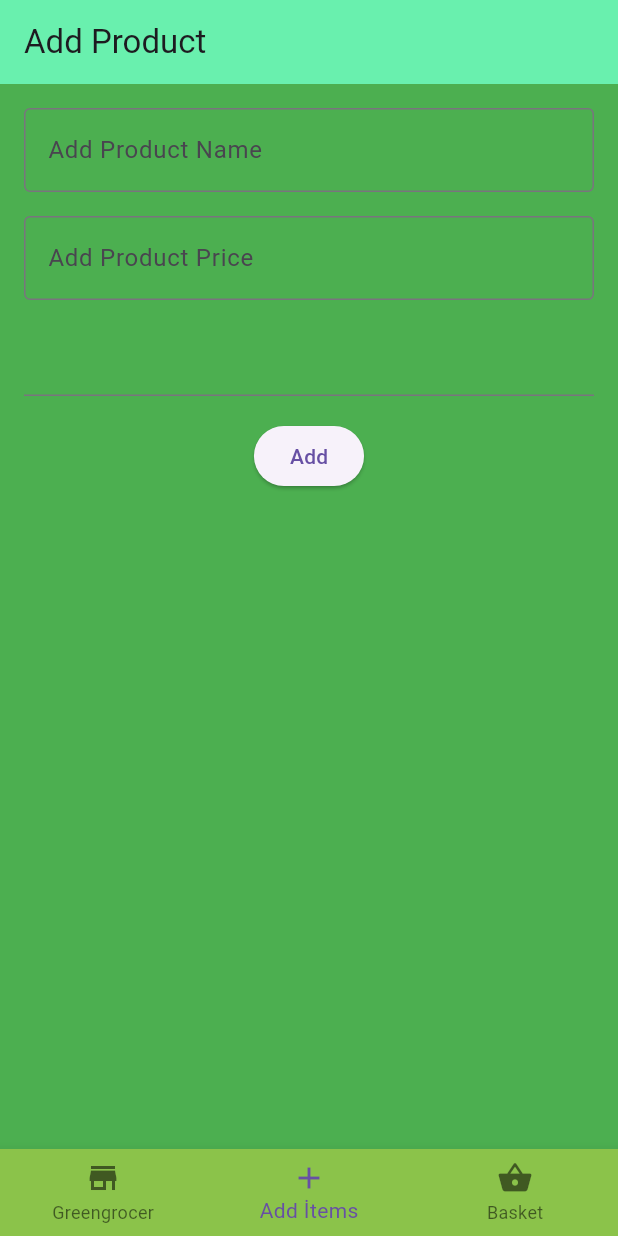
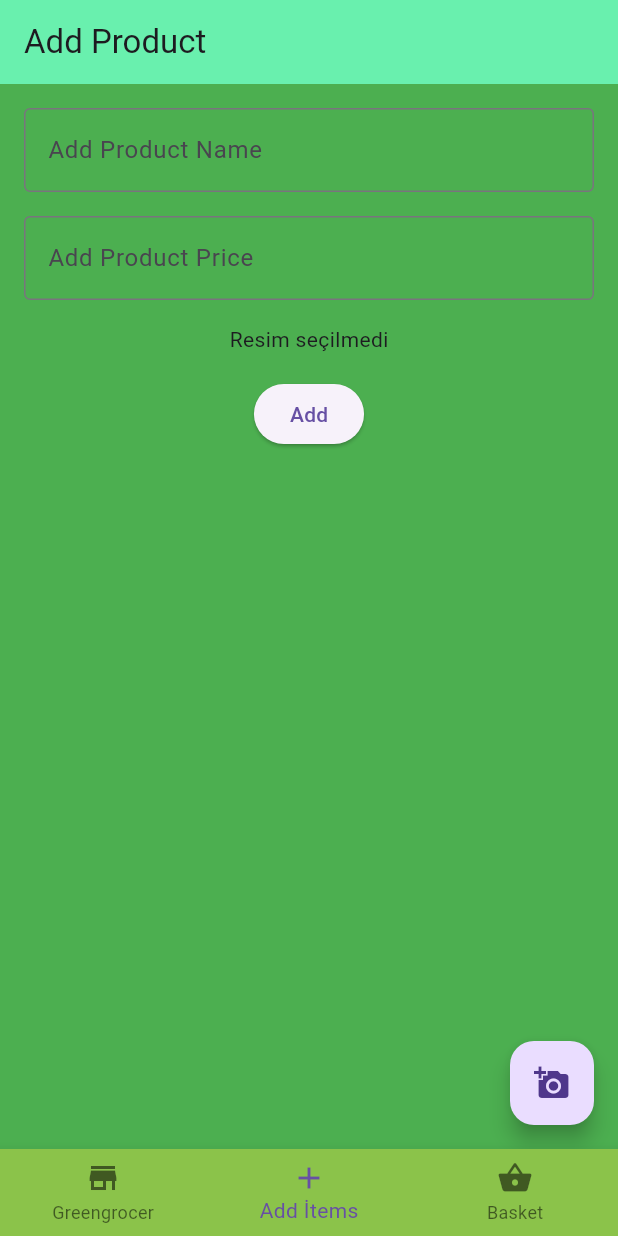
Before and after one commit to Atarapa0/Flutter_example_10_greengrocer, a Flutter app: the screen it shows after launch, item 2 of the bottom bar chosen, after a tap on "Add", on a phone screen of 412 x 824 dp. Run offline on Flutter 3.47's test engine with Material 3 defaults, Android fonts, the phone set to English and light mode, and no system bars; our stand-ins replace go_router, image_picker.

Commit message:
feat: Implement image picking and saving for new products
This commit introduces image handling functionality to the "Add Product" page and adjusts the UI on the "Greengrocer" page.

- **`AddItems` page:**
    - Adds functionality to pick an image from the gallery using `image_picker`.
    - Saves the selected image to the application's local documents directory using `path_provider`.
    - The path of the saved image is then associated with the new product.
    - Displays a preview of the selected image on the page.
    - Includes a `FloatingActionButton` to trigger the image picking process.
    - The `imgUrl` for a new product is now derived from the path of the saved image instead of a static asset path.

- **`Greengrocer` page:**
    - Changes `childAspectRatio` of the `GridView` from `5/6` to `4/5`.
    - Increases the `elevation` of item `Card`s from `4` to `20`.

```diff
--- a/lib/pages/add_items.dart
+++ b/lib/pages/add_items.dart
@@ -1,5 +1,9 @@
+import 'dart:io';
+import 'package:image_picker/image_picker.dart';
+
 import 'package:flutter/material.dart';
 import 'package:flutter/services.dart';
+import 'package:path_provider/path_provider.dart';
 import 'package:provider/provider.dart';
 import 'package:example/models/cardmodel.dart';
 
@@ -13,7 +17,6 @@ class AddItems extends StatefulWidget {
 class _AddItemsState extends State<AddItems> {
   late TextEditingController _textController;
   late TextEditingController _priceController;
-
 
   @override
   void initState() {
@@ -32,18 +35,40 @@ class _AddItemsState extends State<AddItems> {
   // Ürün ekleme
   void addItem(BuildContext context) {
     final name = _textController.text.trim();
-    final imgUrl='assets/items/apple.png';
+    final imgUrl = _imageFile!.path;
     final price = int.tryParse(_priceController.text.trim());
-
 
     if (name.isNotEmpty) {
       final counter = Provider.of<CardModel>(context, listen: false);
-      counter.add(name,imgUrl,price!);
+      counter.add(name, imgUrl, price!);
       _textController.clear();
 
-      ScaffoldMessenger.of(context).showSnackBar(
-        SnackBar(content: Text('Ürün eklendi: $name')),
-      );
+      ScaffoldMessenger.of(
+        context,
+      ).showSnackBar(SnackBar(content: Text('Ürün eklendi: $name')));
+    }
+  }
+
+  File? _imageFile;
+
+  Future<void> _pickAndSaveImage() async {
+    final picker = ImagePicker();
+    final pickedFile = await picker.pickImage(source: ImageSource.gallery);
+
+    if (pickedFile != null) {
+      // uygulamanın local documents dizinini bul
+      final directory = await getApplicationDocumentsDirectory();
+      final fileName = "${DateTime.now().millisecondsSinceEpoch}.png";
+      final path = "${directory.path}/$fileName";
+
+      // resmi yeni konuma kaydet
+      final File newImage = await File(pickedFile.path).copy(path);
+
+      setState(() {
+        _imageFile = newImage;
+      });
+
+      print("Resim kaydedildi: $path");
     }
   }
 
@@ -52,7 +77,10 @@ class _AddItemsState extends State<AddItems> {
   @override
   Widget build(BuildContext context) {
     return Scaffold(
-      appBar: AppBar(title: Text("Add Product"), backgroundColor: Colors.greenAccent,),
+      appBar: AppBar(
+        title: Text("Add Product"),
+        backgroundColor: Colors.greenAccent,
+      ),
       backgroundColor: Colors.green,
       body: Padding(
         padding: const EdgeInsets.all(16.0),
@@ -75,10 +103,15 @@ class _AddItemsState extends State<AddItems> {
                 labelText: 'Add Product Price',
               ),
             ),
-            SizedBox(height: 16,),
-        TextField(//img yükleme alanı
-      ),
-      SizedBox(height:16,),
+            SizedBox(height: 16),
+            Center(
+              child: _imageFile == null
+                  ? Text("Resim seçilmedi")
+                  : Image.file(_imageFile!, height: 120),
+            ),
+
+
+            SizedBox(height: 16),
             ElevatedButton(
               onPressed: () => addItem(context),
               child: Text("Add"),
@@ -86,6 +119,10 @@ class _AddItemsState extends State<AddItems> {
           ],
         ),
       ),
+      floatingActionButton: FloatingActionButton(
+        onPressed: _pickAndSaveImage,
+        child: Icon(Icons.add_a_photo),
+      ),
     );
   }
 }
--- a/lib/pages/greengrocer.dart
+++ b/lib/pages/greengrocer.dart
@@ -24,7 +24,7 @@ class _GreengrocerState extends State<Greengrocer> {
                 crossAxisCount: 2,
                 mainAxisSpacing: 10,
                 crossAxisSpacing: 10,
-                childAspectRatio: 5/6,
+                childAspectRatio: 4/5,
               ),
               itemCount: entries.length,
               itemBuilder: (context, index) {
@@ -36,7 +36,7 @@ class _GreengrocerState extends State<Greengrocer> {
                 return Padding(
                   padding: EdgeInsets.all(8),
                   child: Card(
-                    elevation: 4,
+                    elevation: 20,
                     margin: EdgeInsets.all(6),
                     child: Column(
                       children: [
```
